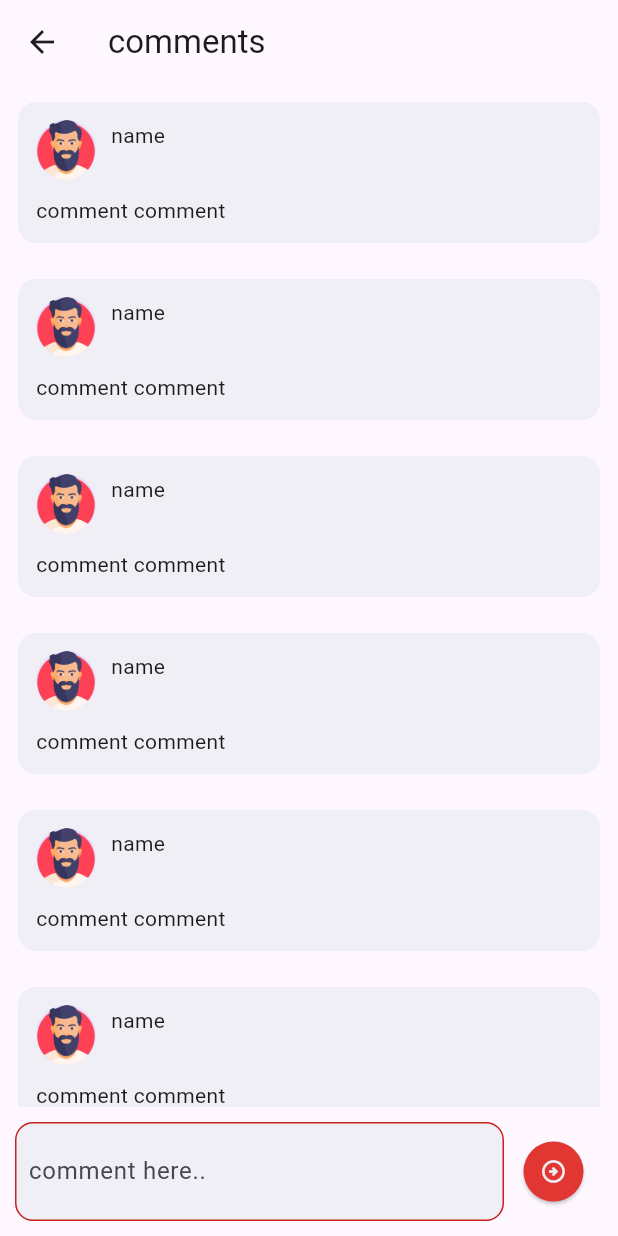
After one commit to MeDoRa0/social-media, a Flutter app: the CommentScreen screen opened directly, on a phone screen of 412 x 824 dp. The commit adds this screen. Run offline on Flutter 3.47's test engine with Material 3 defaults, Android fonts, the phone set to English and light mode, and no system bars; our stand-ins replace cloud_firestore, firebase_auth, firebase_core, firebase_storage, flutter_svg, gap and 1 more; missing offline and left inert: image_stack; accounts and stored records are empty.

Commit message:
creat comment UI

```diff
--- /dev/null
+++ b/devtools_options.yaml
@@ -0,0 +1 @@
+extensions:
--- a/lib/pages/auth/login.dart
+++ b/lib/pages/auth/login.dart
@@ -78,12 +78,14 @@ class _LoginPageState extends State<LoginPage> {
               style: TextStyle(fontSize: 18),
             ),
             CustomTextfield(
+              keyboardType: TextInputType.emailAddress,
               controller: emailController,
               hintText: 'enter your email',
               icon: Icons.email,
             ),
             const Gap(20),
             CustomTextfield(
+              keyboardType: TextInputType.visiblePassword,
               controller: passwordCon,
               hintText: 'enter your password',
               icon: Icons.password,
--- /dev/null
+++ b/lib/pages/comment_screen.dart
@@ -0,0 +1,98 @@
+import 'package:flutter/material.dart';
+import 'package:gap/gap.dart';
+import 'package:social_media/app_images.dart';
+import 'package:social_media/colors.dart';
+import 'package:social_media/widgets/custom_textfield.dart';
+
+class CommentScreen extends StatefulWidget {
+  const CommentScreen({super.key});
+
+  @override
+  State<CommentScreen> createState() => _CommentScreenState();
+}
+
+class _CommentScreenState extends State<CommentScreen> {
+  @override
+  Widget build(BuildContext context) {
+    return Scaffold(
+      appBar: AppBar(
+        title: const Text('comments'),
+      ),
+      body: Column(
+        children: [
+          Expanded(
+            child: ListView.builder(
+              itemCount: 10,
+              itemBuilder: (context, index) {
+                return Padding(
+                  padding: const EdgeInsets.all(12),
+                  child: Container(
+                    padding: EdgeInsets.all(12),
+                    decoration: BoxDecoration(
+                      color: kWhiteColor,
+                      borderRadius: BorderRadius.circular(12),
+                    ),
+                    child: Column(
+                      children: [
+                        Row(
+                          crossAxisAlignment: CrossAxisAlignment.start,
+                          children: [
+                            CircleAvatar(
+                              backgroundImage: AssetImage(Assets.imagesMan),
+                            ),
+                            Gap(10),
+                            Text('name'),
+                          ],
+                        ),
+                        Gap(10),
+                        Row(
+                          children: [
+                            Expanded(
+                              child: Text('comment comment'),
+                            ),
+                          ],
+                        ),
+                      ],
+                    ),
+                  ),
+                );
+              },
+            ),
+          ),
+          Gap(10),
+          Row(
+            children: [
+              Gap(10),
+              Expanded(
+                child: Container(
+                  padding: EdgeInsets.all(8),
+                  decoration: BoxDecoration(
+                      border: Border.all(color: kPrimaryColor),
+                      color: kWhiteColor,
+                      borderRadius: BorderRadius.circular(12)),
+                  child: TextField(
+                    decoration: InputDecoration(
+                      border: InputBorder.none,
+                      hintText: 'comment here..',
+                    ),
+                  ),
+                ),
+              ),
+              ElevatedButton(
+                style: ElevatedButton.styleFrom(
+                    backgroundColor: kSecondryColor, shape: CircleBorder()),
+                onPressed: () {},
+                child: Icon(
+                  Icons.arrow_circle_right_outlined,
+                  color: kWhiteColor,
+                ),
+              ),
+              Gap(10),
+            ],
+          ),
+          Gap(10),
+        ],
+      ),
+    );
+  }
+}
--- a/lib/utils/image_picker.dart
+++ b/lib/utils/image_picker.dart
@@ -3,7 +3,7 @@ import 'package:image_picker/image_picker.dart';
 //this method is used to pick image in post
 pickImage() async {
   final ImagePicker imagePicker = ImagePicker();
-  XFile? file = await imagePicker.pickImage(source: ImageSource.camera);
+  XFile? file = await imagePicker.pickImage(source: ImageSource.gallery);
   if (file != null) {
     return await file.readAsBytes();
   }
--- a/lib/widgets/custom_textfield.dart
+++ b/lib/widgets/custom_textfield.dart
@@ -2,27 +2,30 @@ import 'package:flutter/material.dart';
 import 'package:social_media/colors.dart';
 
 class CustomTextfield extends StatelessWidget {
-  const CustomTextfield(
-      {super.key,
-      this.controller,
-      this.hintText = '',
-      this.icon,
-      this.labelText = ''});
+  const CustomTextfield({
+    super.key,
+    this.controller,
+    this.hintText = '',
+    this.icon,
+    this.labelText = '',
+    this.keyboardType = TextInputType.text,
+  });
 
   final TextEditingController? controller;
   final String hintText;
   final IconData? icon;
   final String labelText;
+  final TextInputType keyboardType;
 
   @override
   Widget build(BuildContext context) {
     return TextField(
-      keyboardType: TextInputType.emailAddress,
+      keyboardType: keyboardType,
       controller: controller,
       decoration: InputDecoration(
         labelText: labelText,
         labelStyle: TextStyle(color: kPrimaryColor),
-        fillColor: kWhiteColor,
+        fillColor: kPrimaryColor.withOpacity(0.09),
         filled: true,
         prefixIcon: Icon(icon),
         hintText: hintText,
--- a/lib/widgets/post_card.dart
+++ b/lib/widgets/post_card.dart
@@ -3,6 +3,7 @@ import 'package:gap/gap.dart';
 import 'package:intl/intl.dart';
 import 'package:social_media/app_images.dart';
 import 'package:social_media/colors.dart';
+import 'package:social_media/pages/comment_screen.dart';
 
 class PostCard extends StatefulWidget {
   final item;
@@ -90,7 +91,14 @@ class _PostCardState extends State<PostCard> {
                 Text('0'),
                 Gap(20),
                 IconButton(
-                  onPressed: () {},
+                  onPressed: () {
+                    Navigator.push(
+                      context,
+                      MaterialPageRoute(
+                        builder: (context) => CommentScreen(),
+                      ),
+                    );
+                  },
                   icon: Icon(Icons.comment),
                 ),
                 Text('0')
```
